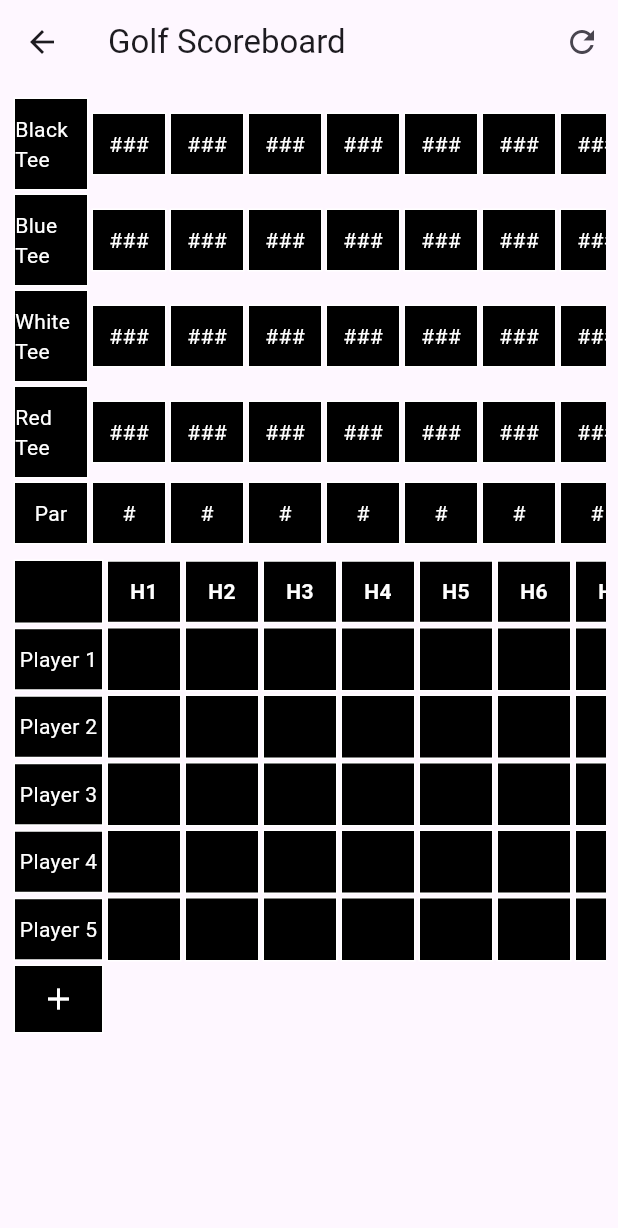
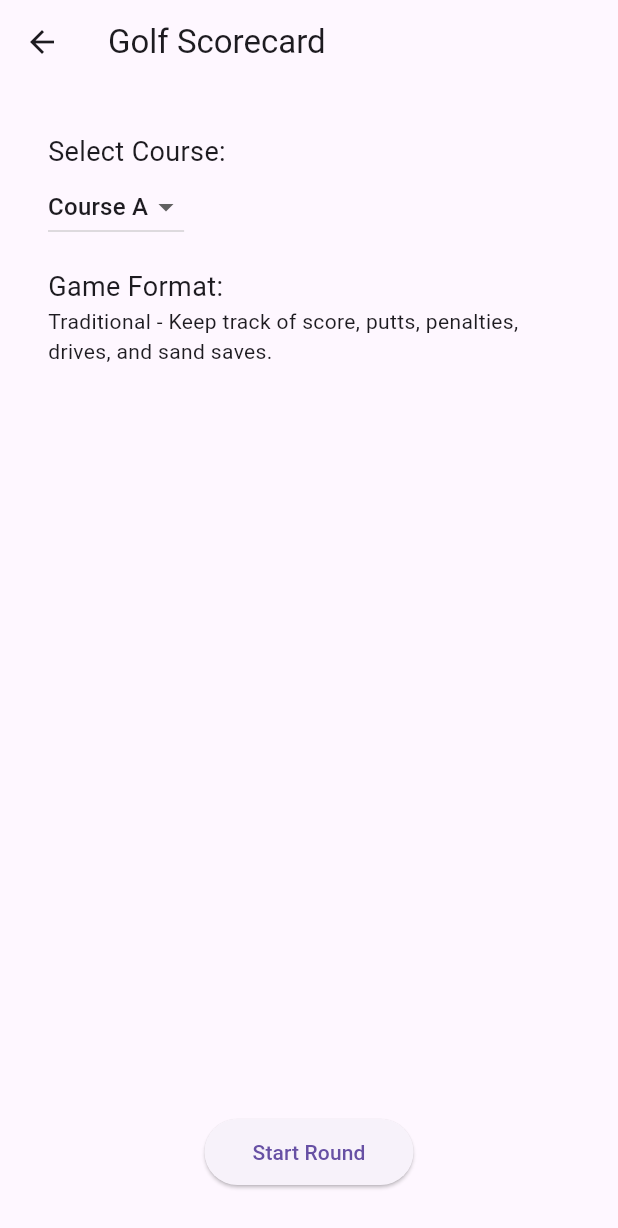
Before and after one commit to josephaycock/golf_app, a Flutter app: the GolfScoreBoard screen opened directly, on a phone screen of 412 x 824 dp. Shown: the top 1228 px of the screen. Run offline on Flutter 3.47's test engine with Material 3 defaults, Android fonts, the phone set to English and light mode, and no system bars; our stand-ins replace cloud_firestore, firebase_auth, firebase_core, flutter_map, geolocator, latlong2 and 1 more; accounts and stored records are empty.

Commit message:
made the scorecard page need to do more customization

```diff
--- a/lib/frontend/screens/scoreboard.dart
+++ b/lib/frontend/screens/scoreboard.dart
@@ -1,9 +1,9 @@
+// Golf Scoreboard with Stats Summary (Phase 3 Complete)
 import 'package:flutter/material.dart';
 import 'dart:convert';
 import 'package:shared_preferences/shared_preferences.dart';
 
-void main() {
-  runApp(
+void main() => runApp(
   MaterialApp(
     theme: ThemeData.dark().copyWith(
       scaffoldBackgroundColor: Colors.black,
@@ -13,7 +13,6 @@ void main() {
     home: GolfScoreBoard(),
   ),
 );
-}
 
 class GolfScoreBoard extends StatefulWidget {
   const GolfScoreBoard({super.key});
@@ -23,373 +22,256 @@ class GolfScoreBoard extends StatefulWidget {
 }
 
 class _GolfScoreBoardState extends State<GolfScoreBoard> {
-  final List<String> holeHeaders = [
-    ...List.generate(9, (i) => 'H${i + 1}'),
-    'Total',
-    ...List.generate(9, (i) => 'H${i + 10}'),
-    'Total'
-  ];
-//needs to be updated per course we add
-  final List<List<String>> teeData = [
-    [
-      'Black Tee', '###', '###', '###', '###', '###', '###', '###', '###', '###', 'Black Tee', '###', '###', '###', '###', '###', '###', '###', '###', '###', '###'
-    ],
-    [
-      'Blue Tee', '###', '###', '###', '###', '###', '###', '###', '###', '###', 'Blue Tee', '###', '###', '###', '###', '###', '###', '###', '###', '###', '###'
-    ],
-    [
-      'White Tee', '###', '###', '###', '###', '###', '###', '###', '###', '###', 'White Tee', '###', '###', '###', '###', '###', '###', '###', '###', '###', '###'
-    ],
-    [
-      'Red Tee', '###', '###', '###', '###', '###', '###', '###', '###', '###', 'Red Tee', '###', '###', '###', '###', '###', '###', '###', '###', '###', '###'
-    ],
-    [
-      'Par', '#', '#', '#', '#', '#', '#', '#', '#', '#', 'Par', '#', '#', '#', '#', '#', '#', '#', '#', '#', '#'
-    ]
-  ];
+  bool hasStartedRound = false;
+  String selectedCourse = 'Course A';
+  String gameFormat = 'Traditional';
+  int currentHole = 1;
+  bool showSummary = false;
 
-  List<String> playerNames = List.generate(5, (index) => 'Player ${index + 1}');
-  List<List<String>> playerScores = List.generate(5, (_) => List.generate(18, (_) => ''));
+  List<String> playerNames = ['Player 1'];
+  List<Map<String, dynamic>> roundData = List.generate(
+    18,
+    (i) => {
+      'score': 0,
+      'putts': 0,
+      'penalty': 0,
+      'drive': 'Center',
+      'sand': false,
+    },
+  );
 
-  @override
-  void initState() {
-    super.initState();
-    _loadGame();
-  }
-
-  Future<void> _loadGame() async {
-    final prefs = await SharedPreferences.getInstance();
-    final savedNames = prefs.getStringList('playerNames');
-    final savedScores = prefs.getString('playerScores');
-
-    if (savedNames != null) {
+  void _startRound() {
     setState(() {
-        playerNames = savedNames;
+      hasStartedRound = true;
+      showSummary = false;
+      currentHole = 1;
     });
   }
 
-    if (savedScores != null) {
-      setState(() {
-        playerScores = List<List<String>>.from(
-          jsonDecode(savedScores).map((list) => List<String>.from(list))
-        );
-      });
-    }
+  void _updateStat(int hole, String key, dynamic value) {
+    setState(() => roundData[hole - 1][key] = value);
+    _saveRound();
   }
 
-  Future<void> _saveGame() async {
+  Future<void> _saveRound() async {
     final prefs = await SharedPreferences.getInstance();
-    await prefs.setStringList('playerNames', playerNames);
-    await prefs.setString('playerScores', jsonEncode(playerScores));
+    await prefs.setString('roundData', jsonEncode(roundData));
   }
 
-  void _showNameDialog(int index) {
-    final TextEditingController controller = TextEditingController(text: playerNames[index]);
+  int _countPlayed() => roundData.where((d) => d['score'] > 0).length;
+  int _sum(String key) =>
+      roundData.fold(0, (sum, e) => sum + ((e[key] ?? 0) as int));
+  int _countDrive(String dir) =>
+      roundData.where((d) => d['drive'] == dir && d['score'] > 0).length;
+  int _countSandSave() =>
+      roundData.where((d) => d['sand'] == true && d['score'] > 0).length;
 
-    showDialog(
-      context: context,
-      builder: (BuildContext context) {
-        return AlertDialog(
-          title: const Text('Edit Player Name'),
-          content: TextField(
-            controller: controller,
-            decoration: const InputDecoration(
-              hintText: 'Enter player name',
-              border: OutlineInputBorder(),
+  Widget _buildSummary() {
+    final played = _countPlayed();
+    return Column(
+      crossAxisAlignment: CrossAxisAlignment.start,
+      children: [
+        const Text(
+          'Round Summary',
+          style: TextStyle(fontSize: 20, fontWeight: FontWeight.bold),
         ),
+        const SizedBox(height: 16),
+        Text('Holes Played: $played'),
+        Text('Total Score: ${_sum('score')}'),
+        Text('Total Putts: ${_sum('putts')}'),
+        Text('Total Penalties: ${_sum('penalty')}'),
+        const SizedBox(height: 12),
+        Text('Drive Accuracy:'),
+        Text('  Left: ${_countDrive('Left')}'),
+        Text('  Center: ${_countDrive('Center')}'),
+        Text('  Right: ${_countDrive('Right')}'),
+        const SizedBox(height: 12),
+        Text('Sand Saves: ${_countSandSave()}'),
+        const SizedBox(height: 16),
+        Center(
+          child: ElevatedButton(
+            onPressed:
+                () => setState(() {
+                  hasStartedRound = false;
+                  showSummary = false;
+                  roundData = List.generate(
+                    18,
+                    (i) => {
+                      'score': 0,
+                      'putts': 0,
+                      'penalty': 0,
+                      'drive': 'Center',
+                      'sand': false,
+                    },
+                  );
+                }),
+            child: const Text('End Round'),
           ),
-          actions: [
-            TextButton(
-              onPressed: () => Navigator.of(context).pop(),
-              child: const Text('Cancel'),
-            ),
-            ElevatedButton(
-              onPressed: () {
-                setState(() {
-                  playerNames[index] = controller.text.isEmpty ? 'Player ${index + 1}' : controller.text;
-                });
-                _saveGame();
-                Navigator.of(context).pop();
-              },
-              style: ElevatedButton.styleFrom(
-                backgroundColor: Colors.green[800],
-                foregroundColor: Colors.black,
-              ),
-              child: const Text('Save'),
         ),
       ],
     );
-      },
+  }
+
+  Widget _buildSlider(
+    String label,
+    int value,
+    Function(int) onChanged, {
+    int max = 12,
+  }) {
+    return Column(
+      children: [
+        Text('$label: $value'),
+        SizedBox(
+          height: 40,
+          child: ListView.builder(
+            scrollDirection: Axis.horizontal,
+            itemCount: max,
+            itemBuilder:
+                (_, i) => GestureDetector(
+                  onTap: () => onChanged(i + 1),
+                  child: Container(
+                    width: 40,
+                    margin: const EdgeInsets.all(4),
+                    padding: const EdgeInsets.all(8),
+                    decoration: BoxDecoration(
+                      color: (i + 1) == value ? Colors.green : Colors.grey[800],
+                      borderRadius: BorderRadius.circular(10),
+                    ),
+                    child: Center(child: Text('${i + 1}')),
+                  ),
+                ),
+          ),
+        ),
+      ],
     );
   }
 
-  void _showNewGameDialog() {
-    showDialog(
-      context: context,
-      builder: (BuildContext context) {
-        return AlertDialog(
-          title: const Text('Start New Game'),
-          content: const Text('Are you sure you want to start a new game? All current scores will be lost.'),
-          actions: [
-            TextButton(
-              onPressed: () => Navigator.of(context).pop(),
-              child: const Text('Cancel'),
+  Widget _buildStatInput() {
+    final holeStats = roundData[currentHole - 1];
+    return Column(
+      crossAxisAlignment: CrossAxisAlignment.start,
+      children: [
+        Text('Hole $currentHole', style: const TextStyle(fontSize: 20)),
+        const SizedBox(height: 12),
+        _buildSlider(
+          'Score',
+          holeStats['score'],
+          (v) => _updateStat(currentHole, 'score', v),
+        ),
+        _buildSlider(
+          'Putts',
+          holeStats['putts'],
+          (v) => _updateStat(currentHole, 'putts', v),
+          max: 6,
+        ),
+        _buildSlider(
+          'Penalties',
+          holeStats['penalty'],
+          (v) => _updateStat(currentHole, 'penalty', v),
+          max: 4,
+        ),
+        const SizedBox(height: 12),
+        Text('Drive Accuracy'),
+        Row(
+          mainAxisAlignment: MainAxisAlignment.spaceAround,
+          children:
+              ['Left', 'Center', 'Right']
+                  .map(
+                    (d) => ChoiceChip(
+                      label: Text(d),
+                      selected: holeStats['drive'] == d,
+                      onSelected: (_) => _updateStat(currentHole, 'drive', d),
+                    ),
+                  )
+                  .toList(),
+        ),
+        const SizedBox(height: 12),
+        Row(
+          children: [
+            const Text('Sand Save: '),
+            Switch(
+              value: holeStats['sand'],
+              onChanged: (v) => _updateStat(currentHole, 'sand', v),
+            ),
+          ],
+        ),
+        const SizedBox(height: 16),
+        Row(
+          mainAxisAlignment: MainAxisAlignment.spaceBetween,
+          children: [
+            ElevatedButton(
+              onPressed:
+                  currentHole > 1 ? () => setState(() => currentHole--) : null,
+              child: const Text('Previous'),
             ),
             ElevatedButton(
-              onPressed: () {
-                setState(() {
-                  playerNames = List.generate(5, (index) => 'Player ${index + 1}');
-                  playerScores = List.generate(5, (_) => List.generate(18, (_) => ''));
-                });
-                _saveGame();
-                Navigator.of(context).pop();
-              },
-              style: ElevatedButton.styleFrom(
-                backgroundColor: Colors.green[800],
-                foregroundColor: Colors.black,
+              onPressed:
+                  currentHole < 18 ? () => setState(() => currentHole++) : null,
+              child: const Text('Next'),
             ),
-              child: const Text('New Game'),
+          ],
+        ),
+        const SizedBox(height: 16),
+        Center(
+          child: ElevatedButton(
+            onPressed: () => setState(() => showSummary = true),
+            child: const Text('Finish Round'),
+          ),
         ),
       ],
     );
-      },
-    );
   }
 
-  void _showAddPlayerDialog() {
-    showDialog(
-      context: context,
-      builder: (BuildContext context) {
-        final TextEditingController controller = TextEditingController();
-        return AlertDialog(
-          title: const Text('Add New Player'),
-          content: TextField(
-            controller: controller,
-            decoration: const InputDecoration(
-              hintText: 'Enter player name',
-              border: OutlineInputBorder(),
+  Widget _buildSetupScreen() {
+    return Padding(
+      padding: const EdgeInsets.all(16),
+      child: Column(
+        crossAxisAlignment: CrossAxisAlignment.start,
+        children: [
+          const Text('Select Course:', style: TextStyle(fontSize: 18)),
+          DropdownButton<String>(
+            value: selectedCourse,
+            items:
+                ['Course A', 'Course B'].map((course) {
+                  return DropdownMenuItem(value: course, child: Text(course));
+                }).toList(),
+            onChanged: (val) => setState(() => selectedCourse = val!),
+          ),
+          const SizedBox(height: 16),
+          const Text('Game Format:', style: TextStyle(fontSize: 18)),
+          Text(
+            '$gameFormat - Keep track of score, putts, penalties, drives, and sand saves.',
+          ),
+          const Spacer(),
+          Center(
+            child: ElevatedButton(
+              onPressed: _startRound,
+              style: ElevatedButton.styleFrom(
+                padding: const EdgeInsets.symmetric(
+                  horizontal: 32,
+                  vertical: 12,
                 ),
               ),
-          actions: [
-            TextButton(
-              onPressed: () => Navigator.of(context).pop(),
-              child: const Text('Cancel'),
+              child: const Text('Start Round'),
             ),
-            ElevatedButton(
-              onPressed: () {
-                setState(() {
-                  playerNames.add(controller.text.isEmpty ? 'Player ${playerNames.length + 1}' : controller.text);
-                  playerScores.add(List.generate(18, (_) => ''));
-                });
-                _saveGame();
-                Navigator.of(context).pop();
-              },
-              style: ElevatedButton.styleFrom(
-                backgroundColor: Colors.green[800],
-                foregroundColor: Colors.black,
-              ),
-              child: const Text('Add'),
           ),
         ],
-        );
-      },
-    );
-  }
-
-  void _removePlayer(int index) {
-    showDialog(
-      context: context,
-      builder: (BuildContext context) {
-        return AlertDialog(
-          title: const Text('Remove Player'),
-          content: Text('Are you sure you want to remove ${playerNames[index]}?'),
-          actions: [
-            TextButton(
-              onPressed: () => Navigator.of(context).pop(),
-              child: const Text('Cancel'),
       ),
-            ElevatedButton(
-              onPressed: () {
-                setState(() {
-                  playerNames.removeAt(index);
-                  playerScores.removeAt(index);
-                });
-                _saveGame();
-                Navigator.of(context).pop();
-              },
-              style: ElevatedButton.styleFrom(
-                backgroundColor: Colors.red,
-                foregroundColor: Colors.white,
-              ),
-              child: const Text('Remove'),
-            ),
-          ],
-        );
-      },
     );
   }
 
   @override
   Widget build(BuildContext context) {
     return Scaffold(
-      appBar: AppBar(
-        title: const Text('Golf Scoreboard'),
-        actions: [
-          IconButton(
-            icon: const Icon(Icons.refresh),
-            onPressed: _showNewGameDialog,
-            tooltip: 'New Game',
-          ),
-        ],
-      ),
-      body: SingleChildScrollView(
-        padding: const EdgeInsets.all(8.0),
-        child: Column(
-          crossAxisAlignment: CrossAxisAlignment.start,
-          children: [
-            SingleChildScrollView(
-              scrollDirection: Axis.horizontal,
-              child: Column(
-                crossAxisAlignment: CrossAxisAlignment.start,
-                children: [
-                  _buildTable(teeData),
-                  const SizedBox(height: 8),
-                  _buildPlayerHeaderRow(),
-                  ...List.generate(playerNames.length, (index) => _buildPlayerRow(index)),
-                  _buildAddPlayerButton(),
-                ],
-              ),
-            ),
-          ],
-        ),
-      ),
-    );
-  }
-
-  Widget _buildTable(List<List<String>> data) {
-    return Column(
-      children: data.map((row) {
-        return Row(
-          children: row.asMap().entries.map((entry) {
-            int i = entry.key;
-            String cell = entry.value;
-            bool isTotal = holeHeaders.contains('Total') && (holeHeaders[i % holeHeaders.length] == 'Total');
-            return Container(
-              width: isTotal ? 60 : 50,
-              margin: const EdgeInsets.all(1),
-              padding: const EdgeInsets.symmetric(vertical: 10),
-              decoration: BoxDecoration(
-                border: Border.all(color: Colors.white),
-                color: Colors.black,
-              ),
-              child: Center(
-                child: Text(
-                  cell,
-                  style: const TextStyle(color: Colors.white),
-                ),
-              ),
-            );
-          }).toList(),
-        );
-      }).toList(),
-    );
-  }
-
-  Widget _buildPlayerHeaderRow() {
-    return Row(
-      children: [
-        Container(
-          width: 60,
-          margin: const EdgeInsets.all(1),
-          padding: const EdgeInsets.symmetric(vertical: 10),
-          decoration: BoxDecoration(
-            border: Border.all(color: Colors.white),
-            color: Colors.black,
-          ),
-          child: const Center(
-            child: Text('', style: TextStyle(color: Colors.white)),
-          ),
-        ),
-        ...holeHeaders.map((label) {
-          bool isTotal = label == 'Total';
-          return Container(
-            width: isTotal ? 60 : 50,
-            margin: const EdgeInsets.all(1),
-            padding: const EdgeInsets.symmetric(vertical: 10),
-            decoration: BoxDecoration(
-              border: Border.all(color: Colors.white),
-              color: Colors.black,
-            ),
-            child: Center(
-              child: Text(
-                label,
-                style: const TextStyle(
-                    fontWeight: FontWeight.bold, color: Colors.white),
-              ),
-            ),
-          );
-        }).toList(),
-      ],
-    );
-  }
-
-  Widget _buildPlayerRow(int index) {
-    return Row(
-      children: [
-        GestureDetector(
-          onTap: () => _showNameDialog(index),
-          onLongPress: () => _removePlayer(index),
-          child: Container(
-            width: 60,
-            margin: const EdgeInsets.all(1),
-            padding: const EdgeInsets.symmetric(vertical: 10),
-            decoration: BoxDecoration(
-              border: Border.all(color: Colors.white),
-              color: Colors.black,
-            ),
-            child: Center(
-              child: Text(
-                playerNames[index],
-                style: const TextStyle(color: Colors.white),
-              ),
-            ),
-          ),
-        ),
-        ...holeHeaders.map((_) {
-          return Container(
-            width: 50,
-            margin: const EdgeInsets.all(1),
-            padding: const EdgeInsets.symmetric(vertical: 10),
-            decoration: BoxDecoration(
-              border: Border.all(color: Colors.white),
-              color: Colors.black,
-            ),
-            child: const Center(
-              child: Text('', style: TextStyle(color: Colors.white)),
-            ),
-          );
-        }).toList(),
-      ],
-    );
-  }
-
-  Widget _buildAddPlayerButton() {
-    return GestureDetector(
-      onTap: _showAddPlayerDialog,
-      child: Container(
-        width: 60,
-        margin: const EdgeInsets.all(1),
-        padding: const EdgeInsets.symmetric(vertical: 10),
-        decoration: BoxDecoration(
-          border: Border.all(color: Colors.white),
-          color: Colors.black,
-        ),
-        child: const Center(
-          child: Icon(
-            Icons.add,
-            color: Colors.white,
-          ),
-        ),
+      appBar: AppBar(title: const Text('Golf Scorecard')),
+      body: Padding(
+        padding: const EdgeInsets.all(16),
+        child:
+            hasStartedRound
+                ? (showSummary
+                    ? _buildSummary()
+                    : SingleChildScrollView(child: _buildStatInput()))
+                : _buildSetupScreen(),
       ),
     );
   }
```
Also changed, not shown: 1 other file. Lines whose indentation alone changed are shown as unchanged.
